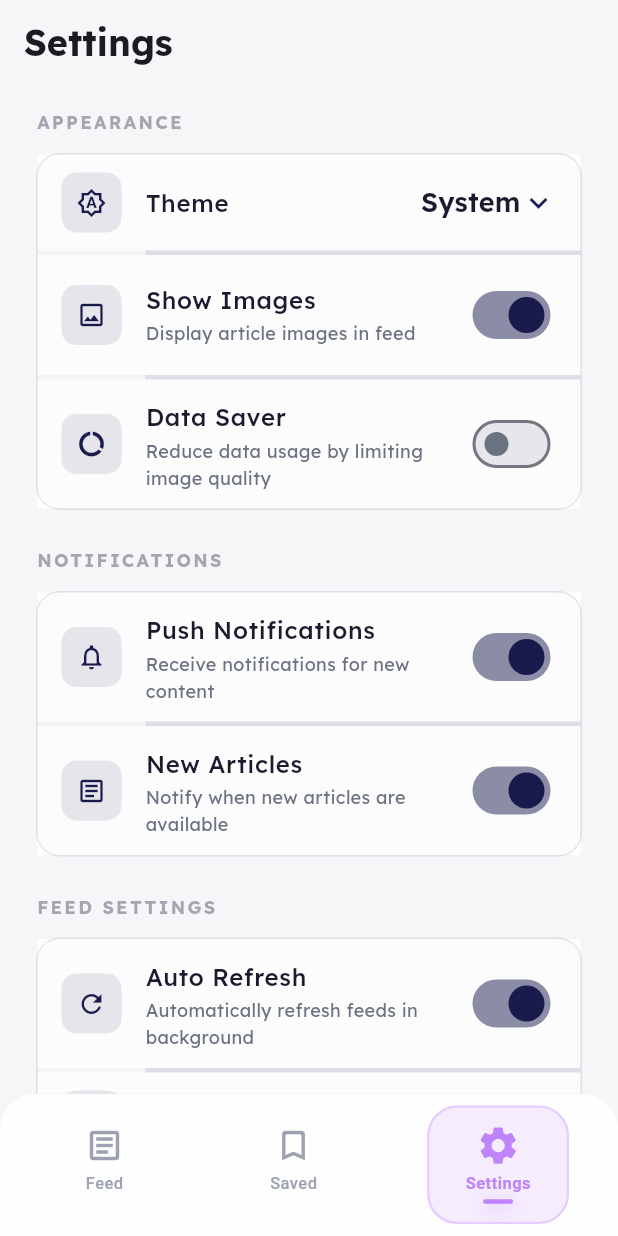
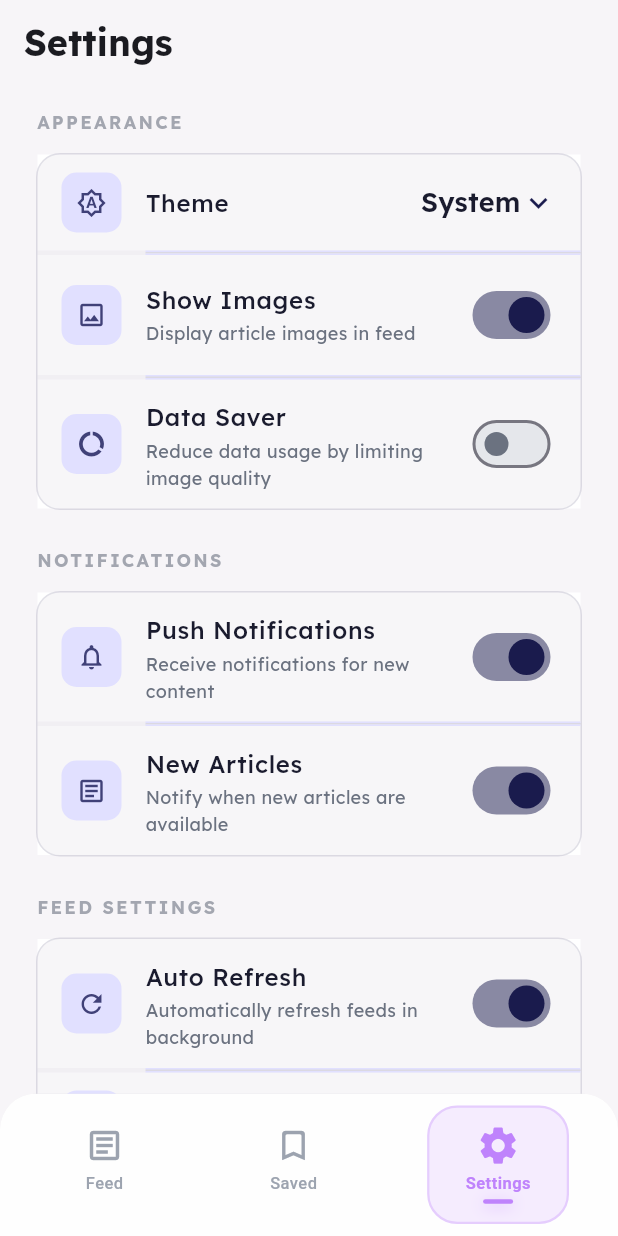
Before and after one commit to STRK-ND/feedapp, a Flutter app: the screen it shows after launch, item 3 of the bottom bar chosen, on a phone screen of 412 x 824 dp. Run offline on Flutter 3.47's test engine with Material 3 defaults, Android fonts, the phone set to English and light mode, and no system bars; our stand-ins replace cached_network_image, connectivity_plus, firebase_analytics, firebase_core, firebase_messaging, flutter_cache_manager and 8 more; accounts and stored records are empty; generated files the repository leaves out were written again; network calls fail; statements that could not run were skipped.

Commit message:
fix(theme): Improve icon visibility in dark mode
- Replace low-opacity alpha backgrounds (withAlpha 26) with colorScheme.primaryContainer for better contrast
- Use colorScheme.onPrimaryContainer for icon colors instead of colorScheme.primary
- This ensures icons are clearly visible in both light and dark themes

```diff
--- a/lib/screens/settings_screen.dart
+++ b/lib/screens/settings_screen.dart
@@ -277,7 +277,7 @@ class _SettingsScreenState extends State<SettingsScreen> {
     return Container(
       margin: const EdgeInsets.symmetric(horizontal: 8),
       decoration: BoxDecoration(
-        color: colorScheme.surfaceContainerHighest?.withAlpha(26) ?? colorScheme.surface.withAlpha(26),
+        color: colorScheme.surfaceContainerHighest?.withAlpha(77) ?? colorScheme.surface.withAlpha(77),
         borderRadius: BorderRadius.circular(16),
         border: Border.all(color: colorScheme.primary.withAlpha(26)),
       ),
@@ -297,7 +297,7 @@ class _SettingsScreenState extends State<SettingsScreen> {
         result.add(Divider(
           height: 1,
           indent: 72,
-          color: colorScheme.primary.withAlpha(26),
+          color: colorScheme.primaryContainer,
         ));
       }
     }
@@ -329,10 +329,10 @@ class _SettingsScreenState extends State<SettingsScreen> {
         width: 40,
         height: 40,
         decoration: BoxDecoration(
-          color: colorScheme.primary.withAlpha(26),
+          color: colorScheme.primaryContainer,
           borderRadius: BorderRadius.circular(10),
         ),
-        child: Icon(icon, size: 20, color: colorScheme.primary),
+        child: Icon(icon, size: 20, color: colorScheme.onPrimaryContainer),
       ),
       title: Text(
         title,
@@ -373,10 +373,10 @@ class _SettingsScreenState extends State<SettingsScreen> {
         width: 40,
         height: 40,
         decoration: BoxDecoration(
-          color: colorScheme.primary.withAlpha(26),
+          color: colorScheme.primaryContainer,
           borderRadius: BorderRadius.circular(10),
         ),
-        child: Icon(icon, size: 20, color: colorScheme.primary),
+        child: Icon(icon, size: 20, color: colorScheme.onPrimaryContainer),
       ),
       title: Text(
         title,
@@ -412,10 +412,10 @@ class _SettingsScreenState extends State<SettingsScreen> {
         width: 40,
         height: 40,
         decoration: BoxDecoration(
-          color: (iconColor ?? colorScheme.primary).withAlpha(38),
+          color: iconColor != null ? iconColor.withAlpha(38) : colorScheme.primaryContainer,
           borderRadius: BorderRadius.circular(10),
         ),
-        child: Icon(icon, size: 20, color: iconColor ?? colorScheme.primary),
+        child: Icon(icon, size: 20, color: iconColor ?? colorScheme.onPrimaryContainer),
       ),
       title: Text(
         title,
@@ -448,13 +448,13 @@ class _SettingsScreenState extends State<SettingsScreen> {
         width: 40,
         height: 40,
         decoration: BoxDecoration(
-          color: colorScheme.primary.withAlpha(26),
+          color: colorScheme.primaryContainer,
           borderRadius: BorderRadius.circular(10),
         ),
         child: Icon(
           _getThemeIcon(_themeMode),
           size: 20,
-          color: colorScheme.primary,
+          color: colorScheme.onPrimaryContainer,
         ),
       ),
       title: Text(
@@ -501,10 +501,10 @@ class _SettingsScreenState extends State<SettingsScreen> {
         width: 40,
         height: 40,
         decoration: BoxDecoration(
-          color: colorScheme.primary.withAlpha(26),
+          color: colorScheme.primaryContainer,
           borderRadius: BorderRadius.circular(10),
         ),
-        child: Icon(Icons.timer_outlined, size: 20, color: colorScheme.primary),
+        child: Icon(Icons.timer_outlined, size: 20, color: colorScheme.onPrimaryContainer),
       ),
       title: Text(
         'Refresh Interval',
@@ -547,10 +547,10 @@ class _SettingsScreenState extends State<SettingsScreen> {
         width: 40,
         height: 40,
         decoration: BoxDecoration(
-          color: colorScheme.primary.withAlpha(26),
+          color: colorScheme.primaryContainer,
           borderRadius: BorderRadius.circular(10),
         ),
-        child: Icon(Icons.format_list_numbered, size: 20, color: colorScheme.primary),
+        child: Icon(Icons.format_list_numbered, size: 20, color: colorScheme.onPrimaryContainer),
       ),
       title: Text(
         'Max Articles',
```
